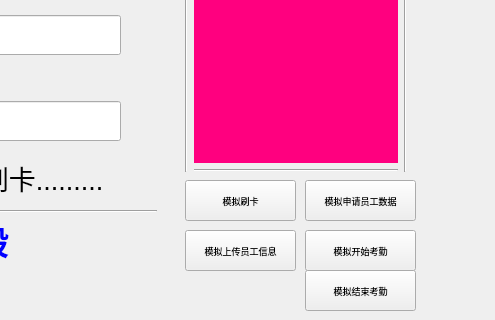
Before: the Qt Designer form windowstart.ui in jindezhang/kqj, drawn with Qt 5; both pictures show x 305 to 800 and y 160 to 480 of the 800 by 480 pixel window.
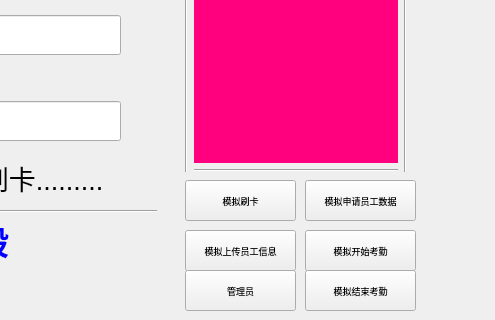
After: the same form once the commit is applied. Custom widgets are drawn as their Qt base class.

The edit to the form file:
```diff
--- a/windowstart.ui
+++ b/windowstart.ui
@@ -386,7 +386,7 @@
      </item>
     </layout>
    </widget>
-   <widget class="QWidget" name="">
+   <widget class="QWidget" name="layoutWidget">
     <property name="geometry">
      <rect>
       <x>51</x>
@@ -433,6 +433,24 @@
      </item>
     </layout>
    </widget>
+   <widget class="QPushButton" name="bt_card_2">
+    <property name="geometry">
+     <rect>
+      <x>490</x>
+      <y>430</y>
+      <width>111</width>
+      <height>41</height>
+     </rect>
+    </property>
+    <property name="font">
+     <font>
+      <pointsize>7</pointsize>
+     </font>
+    </property>
+    <property name="text">
+     <string>管理员</string>
+    </property>
+   </widget>
   </widget>
  </widget>
  <customwidgets>
```
